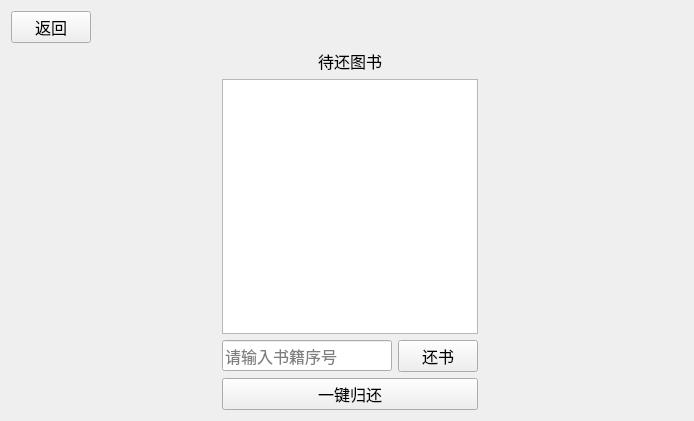
Old version of the form unreturnbookspage.ui in the repository LeoStr4nge/LibraryManageSystem.
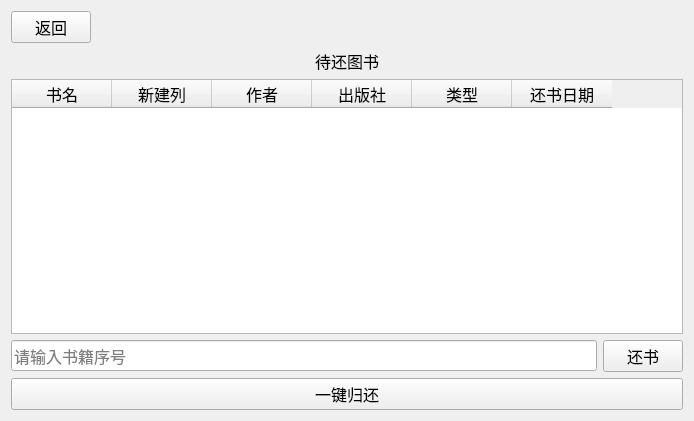
New version of the form.

Commit message: 完成统计页面设计，完善用户待还书界面

```diff
--- a/unreturnbookspage.ui
+++ b/unreturnbookspage.ui
@@ -21,6 +21,8 @@
   </property>
   <layout class="QGridLayout" name="gridLayout">
    <item row="0" column="0">
+    <layout class="QVBoxLayout" name="verticalLayout_2">
+     <item>
     <layout class="QHBoxLayout" name="horizontalLayout_2">
      <item>
       <widget class="QPushButton" name="pushButton_3">
@@ -44,20 +46,7 @@
      </item>
     </layout>
    </item>
-   <item row="1" column="0">
-    <spacer name="horizontalSpacer">
-     <property name="orientation">
-      <enum>Qt::Horizontal</enum>
-     </property>
-     <property name="sizeHint" stdset="0">
-      <size>
-       <width>200</width>
-       <height>20</height>
-      </size>
-     </property>
-    </spacer>
-   </item>
-   <item row="1" column="1">
+     <item>
     <layout class="QVBoxLayout" name="verticalLayout">
      <item>
       <widget class="QLabel" name="label">
@@ -73,7 +62,38 @@
       </widget>
      </item>
      <item>
-      <widget class="QTableWidget" name="tableWidget"/>
+        <widget class="QTableWidget" name="tableWidget">
+         <column>
+          <property name="text">
+           <string>书名</string>
+          </property>
+         </column>
+         <column>
+          <property name="text">
+           <string>新建列</string>
+          </property>
+         </column>
+         <column>
+          <property name="text">
+           <string>作者</string>
+          </property>
+         </column>
+         <column>
+          <property name="text">
+           <string>出版社</string>
+          </property>
+         </column>
+         <column>
+          <property name="text">
+           <string>类型</string>
+          </property>
+         </column>
+         <column>
+          <property name="text">
+           <string>还书日期</string>
+          </property>
+         </column>
+        </widget>
      </item>
      <item>
       <layout class="QHBoxLayout" name="horizontalLayout">
@@ -102,18 +122,7 @@
      </item>
     </layout>
    </item>
-   <item row="1" column="2">
-    <spacer name="horizontalSpacer_2">
-     <property name="orientation">
-      <enum>Qt::Horizontal</enum>
-     </property>
-     <property name="sizeHint" stdset="0">
-      <size>
-       <width>200</width>
-       <height>20</height>
-      </size>
-     </property>
-    </spacer>
+    </layout>
    </item>
   </layout>
  </widget>
```
Lines whose indentation alone changed are shown as unchanged. The commit also changes 10 other files.
